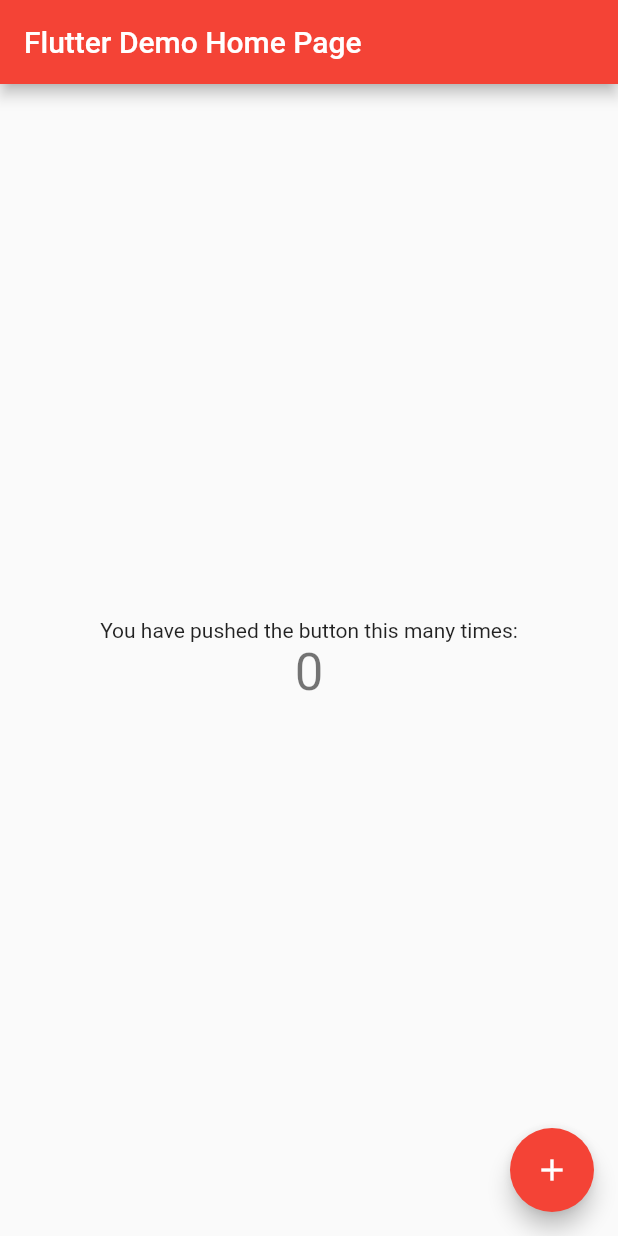
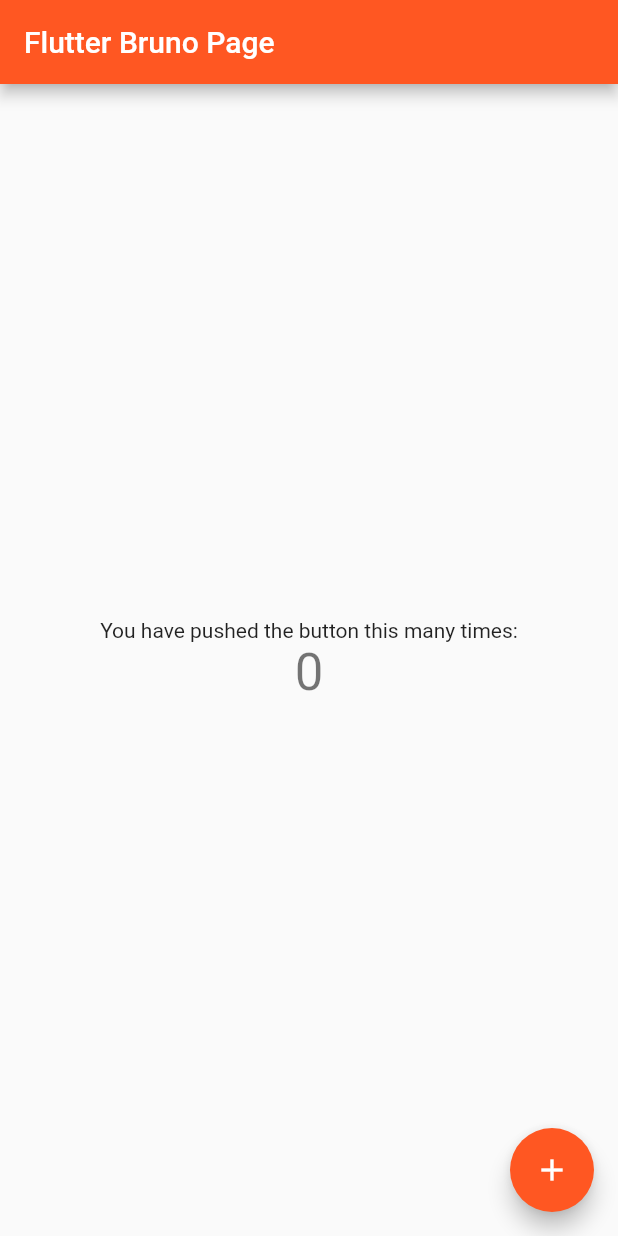
Before and after one commit to brunof23/firt_project, a Flutter app: the screen it shows after launch, on a phone screen of 412 x 824 dp. Run offline on Flutter 3.47's test engine with Material 2 defaults, Android fonts, the phone set to English and light mode, and no system bars.

Commit message:
commit nome e cor

```diff
--- a/lib/main.dart
+++ b/lib/main.dart
@@ -20,13 +20,13 @@ class MyApp extends StatelessWidget {
         // or simply save your changes to "hot reload" in a Flutter IDE).
         // Notice that the counter didn't reset back to zero; the application
         // is not restarted.
-        primarySwatch: Colors.red,
+        primarySwatch: Colors.deepOrange,
         // This makes the visual density adapt to the platform that you run
         // the app on. For desktop platforms, the controls will be smaller and
         // closer together (more dense) than on mobile platforms.
         visualDensity: VisualDensity.adaptivePlatformDensity,
       ),
-      home: MyHomePage(title: 'Flutter Demo Home Page'),
+      home: MyHomePage(title: 'Flutter Bruno Page'),
     );
   }
 }
```
Also changed, not shown: 1 other file.
